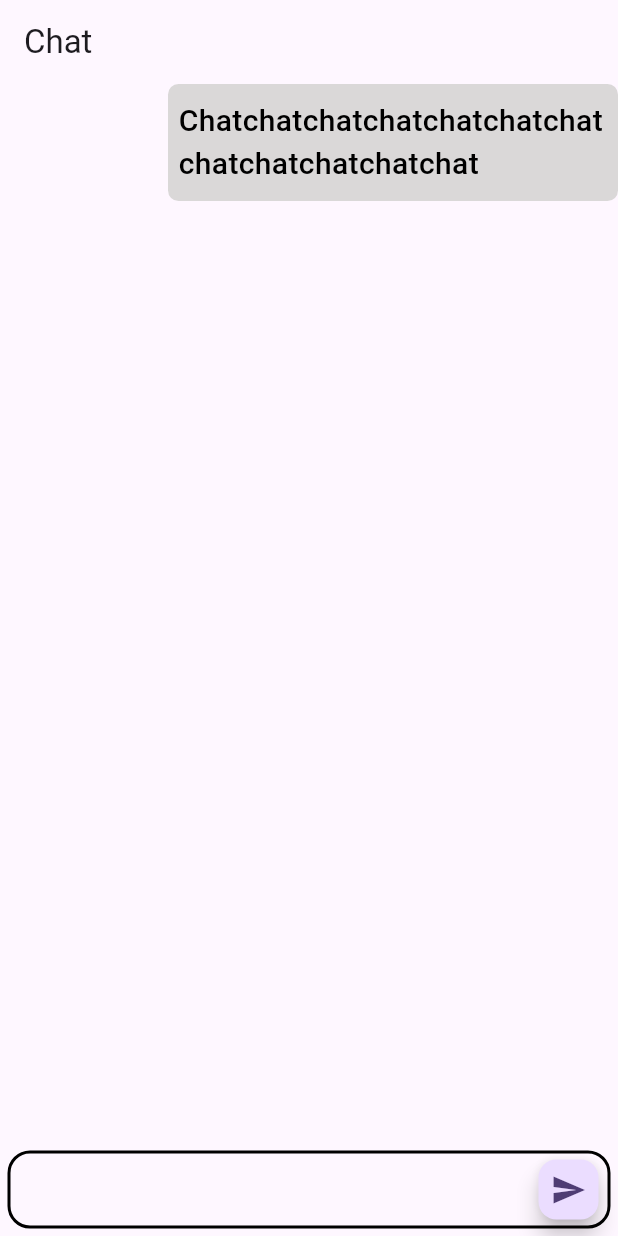
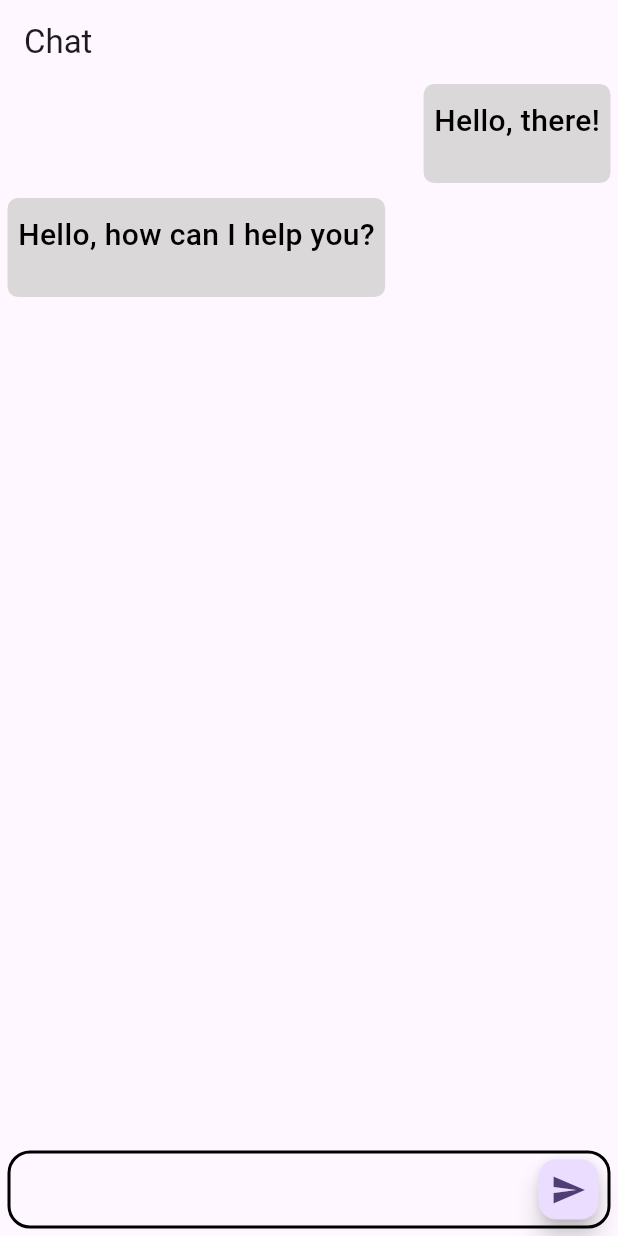
Before and after one commit to SuleimanBM/Realtime-Chat_Application, a Flutter app: the screen it shows after launch, on a phone screen of 412 x 824 dp. Run offline on Flutter 3.47's test engine with Material 3 defaults, Android fonts, the phone set to English and light mode, and no system bars.

Commit message:
Finished developing the chat page

```diff
--- a/frontend_flutter/lib/chatPage.dart
+++ /dev/null
@@ -1,77 +0,0 @@
-// ignore_for_file: prefer_const_constructors, prefer_const_literals_to_create_immutables
-
-import 'package:flutter/material.dart';
-
-class Chatpage extends StatefulWidget {
-  const Chatpage({super.key});
-
-  @override
-  State<Chatpage> createState() => _ChatpageState();
-}
-
-class _ChatpageState extends State<Chatpage> {
-  @override
-  Widget build(BuildContext context) {
-    return Scaffold(
-      appBar: AppBar(
-        title: Text("Chat"),
-      ),
-      body: Stack(children: [
-        SingleChildScrollView(
-          child: Column(
-          mainAxisAlignment: MainAxisAlignment.end,
-          children: [
-            Row(
-              mainAxisAlignment: MainAxisAlignment.end,
-              children: [
-                Container(
-                  //height: 200,
-                  width: 300,
-                  padding: EdgeInsets.symmetric(vertical: 10, horizontal: 7),
-                  margin: EdgeInsets.only(left: 5),
-                  decoration: BoxDecoration(
-                    color: const Color.fromARGB(255, 218, 216, 216),
-                    borderRadius: BorderRadius.circular(7),
-                  ),
-                  child: Text(
-                    "Chatchatchatchatchatchatchatchatchatchatchatchat",
-                    style: TextStyle(
-                        color: Colors.black,
-                        fontSize: 20,
-                        fontWeight: FontWeight.w500),
-                  ),
-                ),
-              ],
-            ),
-          ],
-        )
-        ),
-        Align(
-          alignment: Alignment.bottomCenter,
-          child: Container(
-            padding: EdgeInsets.only(left: 10, right: 2),
-            margin: EdgeInsets.only(bottom: 5,left: 5, right: 5),
-            decoration: BoxDecoration(
-              border: Border.all(width: 2.0),
-              borderRadius: BorderRadius.circular(15),
-            ),
-            child: Row(
-              children: [
-                Expanded(
-                  child: TextField(
-                    decoration: InputDecoration(border: InputBorder.none),
-                  ),
-                ),
-                FloatingActionButton(
-                  mini: true,
-                  onPressed: () {},
-                  child: Container(child: Icon(Icons.send)),
-                )
-              ],
-            ),
-          ),
-        ),
-      ]),
-    );
-  }
-}
--- /dev/null
+++ b/frontend_flutter/lib/chat_page.dart
@@ -0,0 +1,98 @@
+// ignore_for_file: prefer_const_constructors, prefer_const_literals_to_create_immutables
+
+import 'package:flutter/material.dart';
+import 'package:frontend_flutter/message_card.dart';
+import 'package:intl/intl.dart';
+
+
+class Chatpage extends StatefulWidget {
+  const Chatpage({super.key});
+
+  @override
+  State<Chatpage> createState() => _ChatpageState();
+}
+
+class _ChatpageState extends State<Chatpage> {
+  final TextEditingController _controller = TextEditingController();
+  late String formattedTime;
+
+  @override
+  void initState() {
+    super.initState();
+    DateTime now = DateTime.now();
+    formattedTime = DateFormat('HH:mm').format(now);
+  }
+
+  final List<Map<String, dynamic>> messages = [
+    {
+      "timestamp": "",
+      "message": "Hello, there!",
+      "sender": "me"
+    },
+    {
+      "timestamp": "",
+      "message": "Hello, how can I help you?",
+      "sender": "bot"
+    },
+  ];
+
+  void sendMessage() {
+    if (_controller.text.isNotEmpty) {
+      setState(() {
+        messages.add({
+          "timestamp": formattedTime,
+          "message": _controller.text,
+          "sender": "bot"
+        });
+      });
+
+      _controller.clear();
+    }
+  }
+
+  @override
+  Widget build(BuildContext context) {
+    return Scaffold(
+      appBar: AppBar(
+        title: Text("Chat"),
+      ),
+      body: Stack(children: [
+        ListView.builder(
+          itemCount: messages.length,
+          itemBuilder: (context, index) {
+            var message = messages[index];
+            var sender = message["sender"];
+            return MessageCard(sender: sender,message: message);
+          },
+        ),
+        Align(
+          alignment: Alignment.bottomCenter,
+          child: Container(
+            padding: EdgeInsets.only(left: 10, right: 2),
+            margin: EdgeInsets.only(bottom: 5, left: 5, right: 5),
+            decoration: BoxDecoration(
+              border: Border.all(width: 2.0),
+              borderRadius: BorderRadius.circular(15),
+            ),
+            child: Row(
+              children: [
+                Expanded(
+                  child: TextField(
+                    controller: _controller,
+                    maxLines: null,
+                    decoration: InputDecoration(border: InputBorder.none),
+                  ),
+                ),
+                FloatingActionButton(
+                  mini: true,
+                  onPressed: sendMessage,
+                  child: Container(child: Icon(Icons.send)),
+                )
+              ],
+            ),
+          ),
+        ),
+      ]),
+    );
+  }
+}
--- a/frontend_flutter/lib/main.dart
+++ b/frontend_flutter/lib/main.dart
@@ -1,5 +1,5 @@
 import 'package:flutter/material.dart';
-import 'package:frontend_flutter/chatPage.dart';
+import 'package:frontend_flutter/chat_page.dart';
 
 void main() {
   runApp(const MyApp());
--- /dev/null
+++ b/frontend_flutter/lib/message_card.dart
@@ -0,0 +1,55 @@
+import 'package:flutter/material.dart';
+
+
+class MessageCard extends StatelessWidget {
+  const MessageCard({super.key, required this.sender, required this.message});
+  final sender;
+  final message;
+  @override
+  Widget build(BuildContext context) {
+    return Row(
+        mainAxisAlignment:
+            sender == "me" ? MainAxisAlignment.end : MainAxisAlignment.start,
+        children: [
+          IntrinsicWidth(
+            child: Container(
+              //height: 200,
+              //width: 350,
+               constraints: const BoxConstraints(
+                minWidth: 50,
+                maxWidth: 350, // Set the maximum width
+              ),
+              padding: const EdgeInsets.symmetric(vertical: 10, horizontal: 7),
+              margin: const EdgeInsets.only(left: 5, bottom: 10, right: 5),
+              decoration: BoxDecoration(
+                color: const Color.fromARGB(255, 218, 216, 216),
+                borderRadius: BorderRadius.circular(7),
+              ),
+              child: Column(
+                crossAxisAlignment: CrossAxisAlignment.start,
+                children: [
+                  Text(
+                    message["message"] as String,
+                    style: const TextStyle(
+                        color: Colors.black,
+                        fontSize: 20,
+                        fontWeight: FontWeight.w500),
+                  ),
+                  Row(
+                    mainAxisAlignment: MainAxisAlignment.end,
+                    children: [
+                      Text(message["timestamp"] as String,
+                          style: const TextStyle(
+                            color: Colors.black,
+                            fontSize: 12,
+                            fontWeight: FontWeight.w500,
+                          )),
+                    ],
+                  )
+                ],
+              ),
+            ),
+          ),
+        ]);
+  }
+}
--- a/frontend_flutter/pubspec.yaml
+++ b/frontend_flutter/pubspec.yaml
@@ -35,6 +35,7 @@ dependencies:
   # The following adds the Cupertino Icons font to your application.
   # Use with the CupertinoIcons class for iOS style icons.
   cupertino_icons: ^1.0.8
+  intl: ^0.20.1
 
 dev_dependencies:
   flutter_test:
```
Also changed, not shown: frontend_flutter/pubspec.lock.
